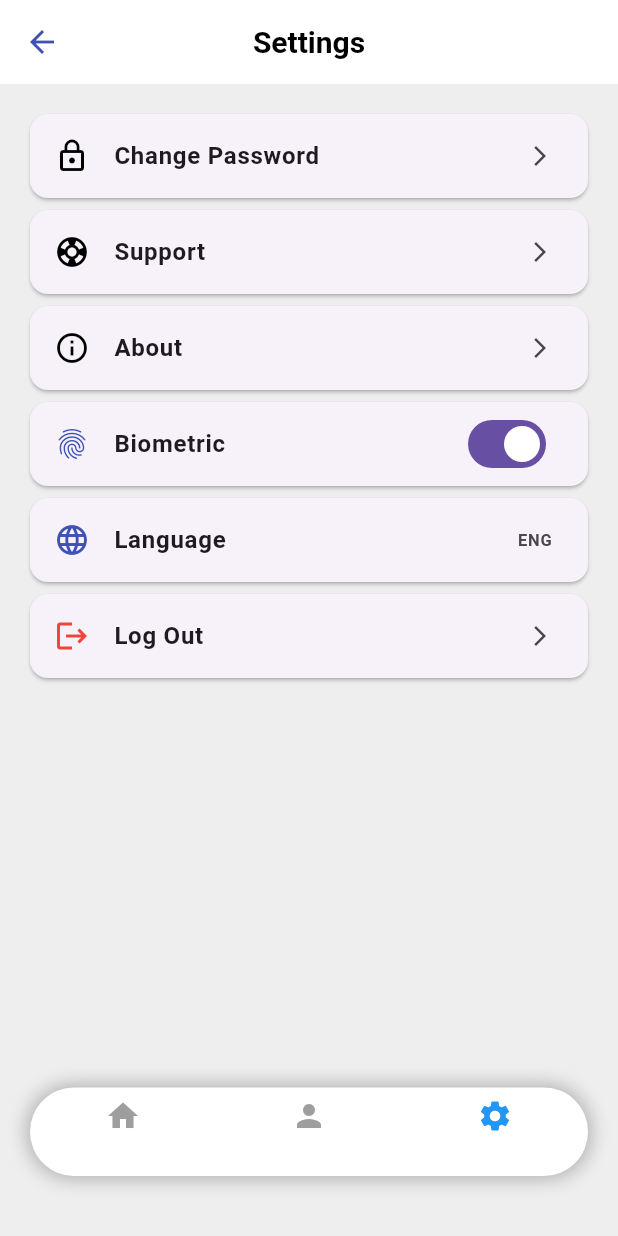
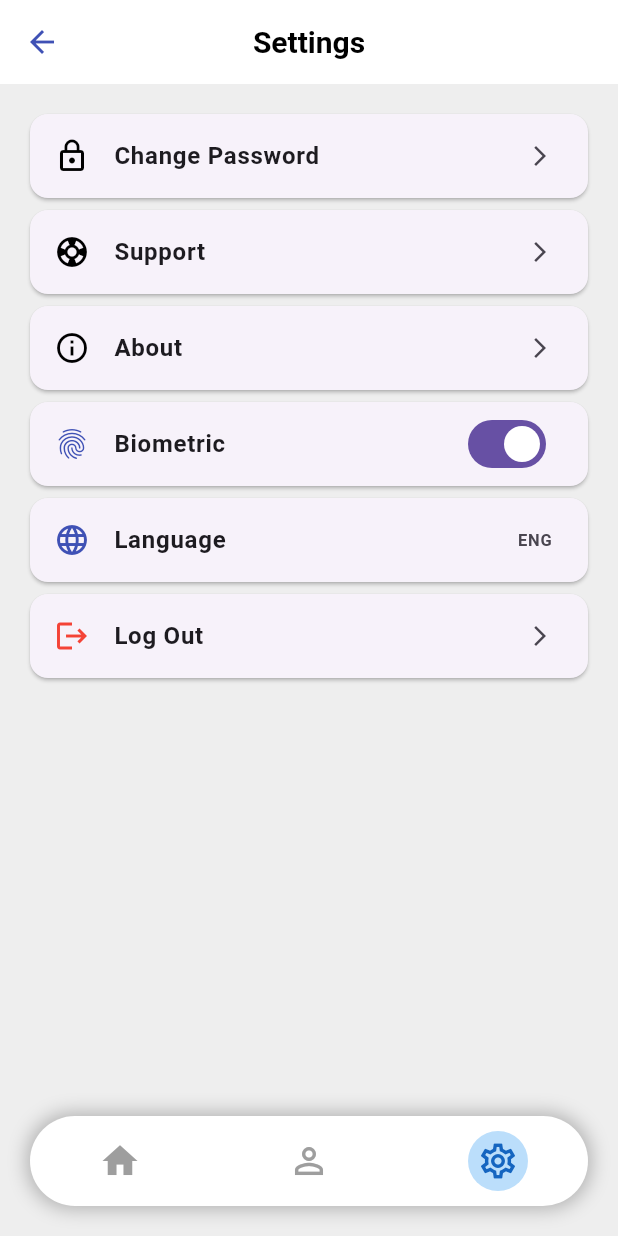
Before and after one commit to masbroamat/niise_mobile, a Flutter app: the SettingsPage screen opened by its route, on a phone screen of 412 x 824 dp. Run offline on Flutter 3.47's test engine with Material 3 defaults, Android fonts, the light colour scheme and no system bars; our stand-ins replace flutter_svg.

Commit message:
Home & Settings

```diff
--- a/lib/pages/settings_page.dart
+++ b/lib/pages/settings_page.dart
@@ -12,9 +12,23 @@ class SettingsPageState extends State<SettingsPage> {
   int _selectedIndex = 2; // Default to settings
 
   void _onItemTapped(int index) {
+    if (index != _selectedIndex) {
       setState(() {
         _selectedIndex = index;
       });
+
+      // Navigate to the corresponding page
+      if (index == 0) {
+        Navigator.pushNamed(
+          context,
+          '/home'
+        );
+      } else if (index == 1) {
+        // Add navigation for profile page if needed
+      } else if (index == 2) {
+        // Already on the settings page, do nothing
+      }
+    }
   }
 
   @override
@@ -33,7 +47,7 @@ class SettingsPageState extends State<SettingsPage> {
         ),
         iconTheme: const IconThemeData(color: Colors.indigo),
       ),
-      body: Container(
+      body: SingleChildScrollView(
         padding: const EdgeInsets.all(16),
         child: Column(
           children: [
@@ -46,10 +60,15 @@ class SettingsPageState extends State<SettingsPage> {
           ],
         ),
       ),
-      bottomNavigationBar: Padding(
-        padding: const EdgeInsets.only(bottom: 40.0),// Add spacing from bottom
-        child: Container(
-          margin: const EdgeInsets.symmetric(horizontal: 20),
+      bottomNavigationBar: _buildBottomNavBar(),
+    );
+  }
+
+  Widget _buildBottomNavBar() {
+    return Container(
+      height: 60,
+      margin: const EdgeInsets.only(bottom: 20, left: 20, right: 20),
+      padding: const EdgeInsets.symmetric(horizontal: 40),
       decoration: BoxDecoration(
         color: Colors.white,
         borderRadius: BorderRadius.circular(30),
@@ -61,19 +80,31 @@ class SettingsPageState extends State<SettingsPage> {
           ),
         ],
       ),
-          child: BottomNavigationBar(
-            items: const <BottomNavigationBarItem>[
-              BottomNavigationBarItem(icon: Icon(Icons.home), label: ''),
-              BottomNavigationBarItem(icon: Icon(Icons.person), label: ''),
-              BottomNavigationBarItem(icon: Icon(Icons.settings), label: ''),
+      child: Row(
+        mainAxisAlignment: MainAxisAlignment.spaceBetween,
+        children: [
+          _buildNavBarItem(Icons.home, 0),
+          _buildNavBarItem(Icons.person_outline, 1),
+          _buildNavBarItem(Icons.settings_outlined, 2),
         ],
-            currentIndex: _selectedIndex,
-            selectedItemColor: Colors.blue,
-            unselectedItemColor: Colors.grey,
-            onTap: _onItemTapped,
-            backgroundColor: Colors.transparent,
-            elevation: 0,
       ),
+    );
+  }
+
+  Widget _buildNavBarItem(IconData icon, int index) {
+    return GestureDetector(
+      onTap: () => _onItemTapped(index), // Correct index handling
+      child: Container(
+        width: 40,
+        height: 40,
+        decoration: BoxDecoration(
+          shape: BoxShape.circle,
+          color: _selectedIndex == index ? Colors.blue.shade100 : Colors.transparent,
+        ),
+        child: Icon(
+          icon,
+          color: _selectedIndex == index ? Colors.blue.shade800 : Colors.grey,
+          size: 28,
         ),
       ),
     );
@@ -109,8 +140,6 @@ class SettingsPageState extends State<SettingsPage> {
     );
   }
 
-
-
   Widget _buildLanguageOption() {
     return Card(
       shape: RoundedRectangleBorder(borderRadius: BorderRadius.circular(12)),
```
Also changed, not shown: lib/pages/home_page.dart (+28 -18 lines). Lines whose indentation alone changed are shown as unchanged.
